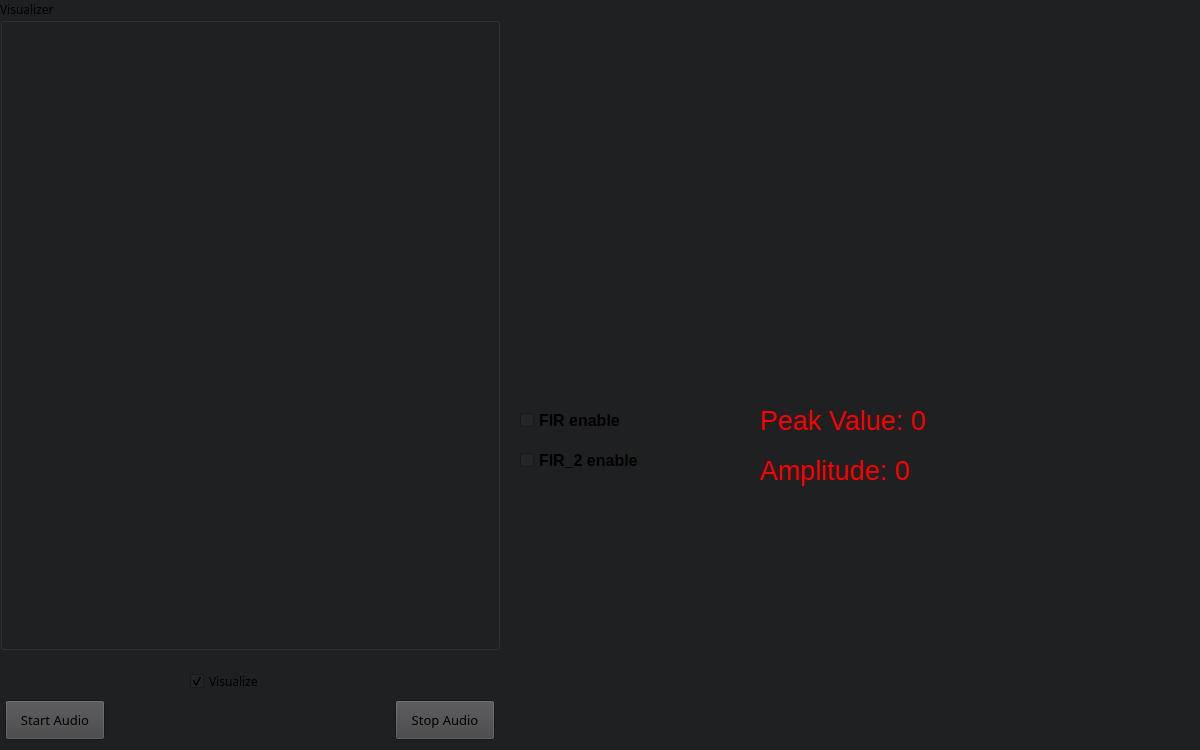
Qt form SW_Audio_Processor/mainQWdg.ui (ShchekinDmitrii/audio-processor) before a commit.
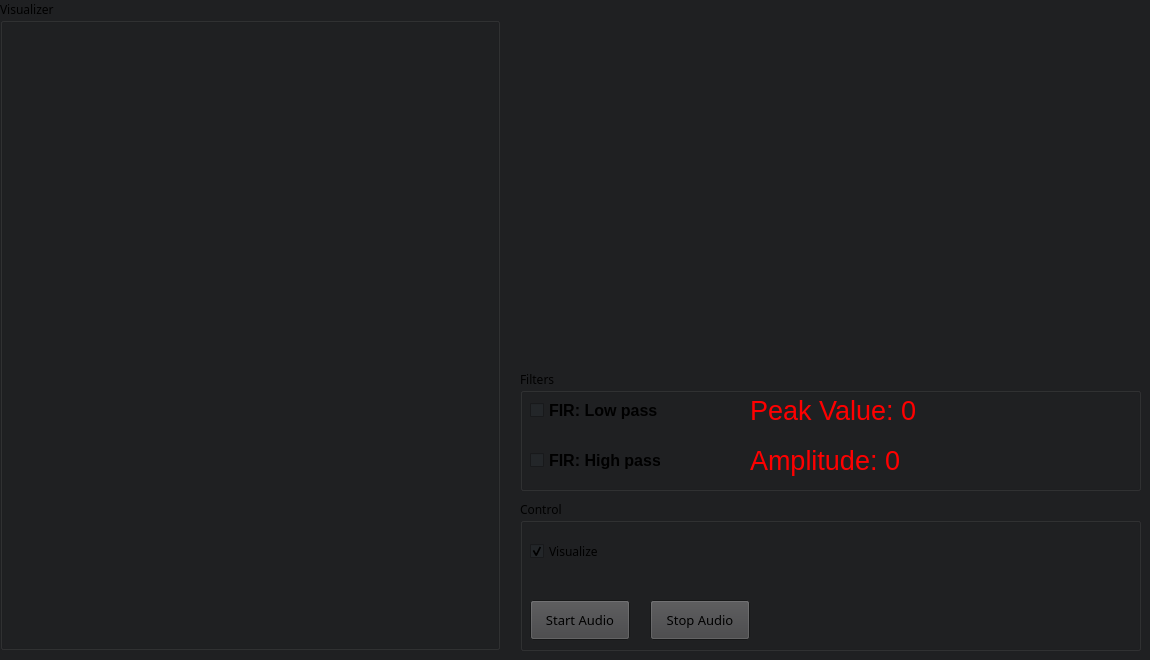
The same form after that commit. Icons and pictures are not drawn.

```diff
--- a/SW_Audio_Processor/mainQWdg.ui
+++ b/SW_Audio_Processor/mainQWdg.ui
@@ -6,8 +6,8 @@
    <rect>
     <x>0</x>
     <y>0</y>
-    <width>1200</width>
-    <height>750</height>
+    <width>1150</width>
+    <height>660</height>
    </rect>
   </property>
   <property name="sizePolicy">
@@ -18,14 +18,14 @@
   </property>
   <property name="minimumSize">
    <size>
-    <width>1200</width>
-    <height>750</height>
+    <width>1150</width>
+    <height>660</height>
    </size>
   </property>
   <property name="maximumSize">
    <size>
-    <width>1200</width>
-    <height>750</height>
+    <width>1150</width>
+    <height>660</height>
    </size>
   </property>
   <property name="baseSize">
@@ -180,44 +180,6 @@
     <pixmap>DSP_Diagram.png</pixmap>
    </property>
   </widget>
-  <widget class="QPushButton" name="StartAudioButton">
-   <property name="geometry">
-    <rect>
-     <x>5</x>
-     <y>700</y>
-     <width>100</width>
-     <height>40</height>
-    </rect>
-   </property>
-   <property name="font">
-    <font>
-     <family>Space Grotesk</family>
-     <pointsize>10</pointsize>
-    </font>
-   </property>
-   <property name="text">
-    <string>Start Audio</string>
-   </property>
-  </widget>
-  <widget class="QPushButton" name="StopAudioButton">
-   <property name="geometry">
-    <rect>
-     <x>395</x>
-     <y>700</y>
-     <width>100</width>
-     <height>40</height>
-    </rect>
-   </property>
-   <property name="font">
-    <font>
-     <family>Space Grotesk</family>
-     <pointsize>10</pointsize>
-    </font>
-   </property>
-   <property name="text">
-    <string>Stop Audio</string>
-   </property>
-  </widget>
   <widget class="QGroupBox" name="groupVisualizer">
    <property name="geometry">
     <rect>
@@ -249,11 +211,23 @@
     <string>Visualizer</string>
    </property>
   </widget>
+  <widget class="QGroupBox" name="groupBox">
+   <property name="geometry">
+    <rect>
+     <x>520</x>
+     <y>500</y>
+     <width>621</width>
+     <height>151</height>
+    </rect>
+   </property>
+   <property name="title">
+    <string>Control</string>
+   </property>
   <widget class="QCheckBox" name="checkBoxVisualize">
    <property name="geometry">
     <rect>
-     <x>190</x>
-     <y>670</y>
+      <x>10</x>
+      <y>40</y>
      <width>111</width>
      <height>22</height>
     </rect>
@@ -265,12 +239,63 @@
     <bool>true</bool>
    </property>
   </widget>
+   <widget class="QPushButton" name="StartAudioButton">
+    <property name="geometry">
+     <rect>
+      <x>10</x>
+      <y>100</y>
+      <width>100</width>
+      <height>40</height>
+     </rect>
+    </property>
+    <property name="font">
+     <font>
+      <family>Space Grotesk</family>
+      <pointsize>10</pointsize>
+     </font>
+    </property>
+    <property name="text">
+     <string>Start Audio</string>
+    </property>
+   </widget>
+   <widget class="QPushButton" name="StopAudioButton">
+    <property name="geometry">
+     <rect>
+      <x>130</x>
+      <y>100</y>
+      <width>100</width>
+      <height>40</height>
+     </rect>
+    </property>
+    <property name="font">
+     <font>
+      <family>Space Grotesk</family>
+      <pointsize>10</pointsize>
+     </font>
+    </property>
+    <property name="text">
+     <string>Stop Audio</string>
+    </property>
+   </widget>
+  </widget>
+  <widget class="QGroupBox" name="groupBox_2">
+   <property name="geometry">
+    <rect>
+     <x>520</x>
+     <y>370</y>
+     <width>621</width>
+     <height>121</height>
+    </rect>
+   </property>
+   <property name="title">
+    <string>Filters</string>
+   </property>
   <widget class="QCheckBox" name="checkBox_FIR">
    <property name="geometry">
     <rect>
-     <x>520</x>
-     <y>410</y>
-     <width>121</width>
+      <x>10</x>
+      <y>30</y>
+      <width>131</width>
      <height>20</height>
     </rect>
    </property>
@@ -282,15 +307,15 @@
     </font>
    </property>
    <property name="text">
-    <string>FIR enable</string>
+     <string>FIR: Low pass </string>
    </property>
   </widget>
   <widget class="QCheckBox" name="checkBox_FIR_2">
    <property name="geometry">
     <rect>
-     <x>520</x>
-     <y>450</y>
-     <width>121</width>
+      <x>10</x>
+      <y>80</y>
+      <width>131</width>
      <height>20</height>
     </rect>
    </property>
@@ -302,15 +327,15 @@
     </font>
    </property>
    <property name="text">
-    <string>FIR_2 enable</string>
+     <string>FIR: High pass</string>
    </property>
   </widget>
   <widget class="QLabel" name="PeakAmp">
    <property name="geometry">
     <rect>
-     <x>760</x>
-     <y>400</y>
-     <width>291</width>
+      <x>230</x>
+      <y>20</y>
+      <width>381</width>
      <height>41</height>
     </rect>
    </property>
@@ -331,9 +356,9 @@
   <widget class="QLabel" name="Amplitude">
    <property name="geometry">
     <rect>
-     <x>760</x>
-     <y>450</y>
-     <width>291</width>
+      <x>230</x>
+      <y>70</y>
+      <width>381</width>
      <height>41</height>
     </rect>
    </property>
@@ -350,6 +375,7 @@
    <property name="text">
     <string>Amplitude: 0</string>
    </property>
+   </widget>
   </widget>
  </widget>
  <resources/>
```
Lines whose indentation alone changed are shown as unchanged.
